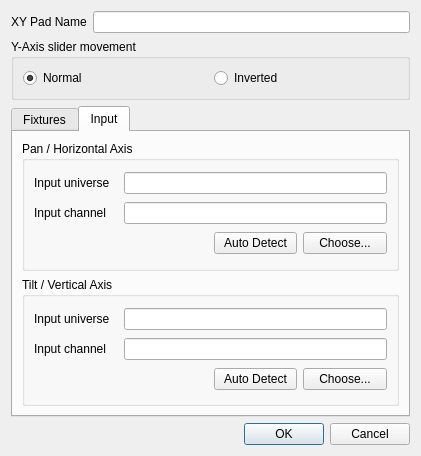
mcallegari/qlcplus, file ui/src/virtualconsole/vcxypadproperties.ui: the form before one commit.
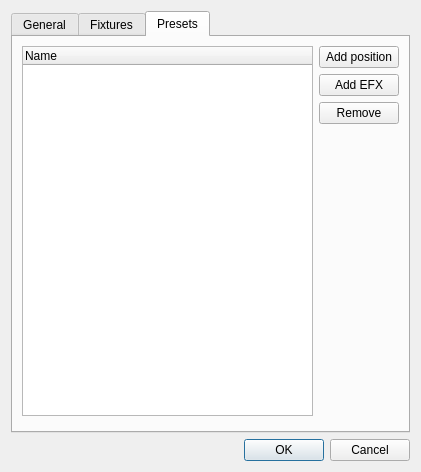
The form after the commit. The open tabs and pages were chosen to show the change. Icons and pictures are not drawn.

Commit message:
VC XYPad: Introduced presets, including the usage of existing EFX
Here's the bomb !
Still have to hook some external controls, finish some tests and write the documentation

The edit to the form file:
```diff
--- a/ui/src/virtualconsole/vcxypadproperties.ui
+++ b/ui/src/virtualconsole/vcxypadproperties.ui
@@ -7,18 +7,142 @@
     <x>0</x>
     <y>0</y>
     <width>421</width>
-    <height>456</height>
+    <height>472</height>
    </rect>
   </property>
   <property name="windowTitle">
    <string>XY Pad Properties</string>
   </property>
   <layout class="QGridLayout" name="gridLayout_2">
-   <item row="2" column="0" colspan="2">
+   <item row="2" column="0">
+    <widget class="QDialogButtonBox" name="m_buttonBox">
+     <property name="orientation">
+      <enum>Qt::Horizontal</enum>
+     </property>
+     <property name="standardButtons">
+      <set>QDialogButtonBox::Cancel|QDialogButtonBox::Ok</set>
+     </property>
+    </widget>
+   </item>
+   <item row="1" column="0">
     <widget class="QTabWidget" name="m_tab">
      <property name="currentIndex">
       <number>0</number>
      </property>
+     <widget class="QWidget" name="general">
+      <attribute name="title">
+       <string>General</string>
+      </attribute>
+      <layout class="QGridLayout" name="gridLayout_5">
+       <item row="2" column="0" colspan="2">
+        <widget class="QFrame" name="frame">
+         <property name="frameShape">
+          <enum>QFrame::NoFrame</enum>
+         </property>
+         <property name="frameShadow">
+          <enum>QFrame::Raised</enum>
+         </property>
+         <layout class="QVBoxLayout" name="verticalLayout_3">
+          <property name="leftMargin">
+           <number>0</number>
+          </property>
+          <property name="topMargin">
+           <number>0</number>
+          </property>
+          <property name="rightMargin">
+           <number>0</number>
+          </property>
+          <property name="bottomMargin">
+           <number>0</number>
+          </property>
+          <item>
+           <layout class="QVBoxLayout" name="m_panInputLayout"/>
+          </item>
+         </layout>
+        </widget>
+       </item>
+       <item row="4" column="0" colspan="2">
+        <spacer name="verticalSpacer_2">
+         <property name="orientation">
+          <enum>Qt::Vertical</enum>
+         </property>
+         <property name="sizeHint" stdset="0">
+          <size>
+           <width>20</width>
+           <height>40</height>
+          </size>
+         </property>
+        </spacer>
+       </item>
+       <item row="0" column="0">
+        <widget class="QLabel" name="m_nameLabel">
+         <property name="text">
+          <string>XY Pad Name</string>
+         </property>
+        </widget>
+       </item>
+       <item row="0" column="1">
+        <widget class="QLineEdit" name="m_nameEdit">
+         <property name="toolTip">
+          <string>The name of this XY Pad</string>
+         </property>
+        </widget>
+       </item>
+       <item row="1" column="0" colspan="2">
+        <widget class="QGroupBox" name="groupBox_3">
+         <property name="title">
+          <string>Y-Axis slider movement</string>
+         </property>
+         <layout class="QHBoxLayout" name="horizontalLayout">
+          <item>
+           <widget class="QRadioButton" name="m_YNormalRadio">
+            <property name="text">
+             <string>Normal</string>
+            </property>
+            <property name="checked">
+             <bool>true</bool>
+            </property>
+           </widget>
+          </item>
+          <item>
+           <widget class="QRadioButton" name="m_YInvertedRadio">
+            <property name="text">
+             <string>Inverted</string>
+            </property>
+           </widget>
+          </item>
+         </layout>
+        </widget>
+       </item>
+       <item row="3" column="0" colspan="2">
+        <widget class="QFrame" name="frame_2">
+         <property name="frameShape">
+          <enum>QFrame::NoFrame</enum>
+         </property>
+         <property name="frameShadow">
+          <enum>QFrame::Raised</enum>
+         </property>
+         <layout class="QVBoxLayout" name="verticalLayout_4">
+          <property name="leftMargin">
+           <number>0</number>
+          </property>
+          <property name="topMargin">
+           <number>0</number>
+          </property>
+          <property name="rightMargin">
+           <number>0</number>
+          </property>
+          <property name="bottomMargin">
+           <number>0</number>
+          </property>
+          <item>
+           <layout class="QVBoxLayout" name="m_tiltInputLayout"/>
+          </item>
+         </layout>
+        </widget>
+       </item>
+      </layout>
+     </widget>
      <widget class="QWidget" name="fixtures">
       <attribute name="title">
        <string>Fixtures</string>
@@ -144,197 +268,109 @@
      </widget>
      <widget class="QWidget" name="input">
       <attribute name="title">
-       <string>Input</string>
+       <string>Presets</string>
       </attribute>
-      <layout class="QVBoxLayout" name="verticalLayout">
-       <item>
-        <widget class="QGroupBox" name="groupBox">
-         <property name="title">
-          <string>Pan / Horizontal Axis</string>
-         </property>
-         <layout class="QGridLayout" name="gridLayout_3">
-          <item row="0" column="0">
-           <widget class="QLabel" name="m_panUniverseLabel">
+      <layout class="QGridLayout" name="gridLayout_4">
+       <item row="0" column="0">
+        <layout class="QGridLayout" name="gridLayout_3">
+         <item row="0" column="0">
+          <widget class="QTreeWidget" name="m_presetsTree">
+           <property name="rootIsDecorated">
+            <bool>false</bool>
+           </property>
+           <property name="itemsExpandable">
+            <bool>false</bool>
+           </property>
+           <column>
             <property name="text">
-             <string>Input universe</string>
+             <string>Name</string>
             </property>
-           </widget>
-          </item>
-          <item row="0" column="1" colspan="3">
-           <widget class="QLineEdit" name="m_panUniverseEdit">
-            <property name="readOnly">
-             <bool>true</bool>
+           </column>
+          </widget>
+         </item>
+         <item row="0" column="1">
+          <layout class="QVBoxLayout" name="m_presetLayout">
+           <item>
+            <widget class="QPushButton" name="m_addPositionButton">
+             <property name="text">
+              <string>Add position</string>
+             </property>
+             <property name="icon">
+              <iconset resource="../qlcui.qrc">
+               <normaloff>:/xypad.png</normaloff>:/xypad.png</iconset>
+             </property>
+            </widget>
+           </item>
+           <item>
+            <widget class="QPushButton" name="m_addEfxButton">
+             <property name="text">
+              <string>Add EFX</string>
+             </property>
+             <property name="icon">
+              <iconset resource="../qlcui.qrc">
+               <normaloff>:/efx.png</normaloff>:/efx.png</iconset>
+             </property>
+            </widget>
+           </item>
+           <item>
+            <widget class="QPushButton" name="m_removePresetButton">
+             <property name="text">
+              <string>Remove</string>
+             </property>
+             <property name="icon">
+              <iconset resource="../../../resources/icons/svg/svgicons.qrc">
+               <normaloff>:/remove.svg</normaloff>:/remove.svg</iconset>
+             </property>
+            </widget>
+           </item>
+           <item>
+            <spacer name="verticalSpacer_3">
+             <property name="orientation">
+              <enum>Qt::Vertical</enum>
+             </property>
+             <property name="sizeHint" stdset="0">
+              <size>
+               <width>20</width>
+               <height>40</height>
+              </size>
+             </property>
+            </spacer>
+           </item>
+          </layout>
+         </item>
+         <item row="1" column="0" colspan="2">
+          <widget class="QFrame" name="frame_3">
+           <property name="frameShape">
+            <enum>QFrame::NoFrame</enum>
+           </property>
+           <property name="frameShadow">
+            <enum>QFrame::Raised</enum>
+           </property>
+           <layout class="QVBoxLayout" name="verticalLayout_2">
+            <property name="leftMargin">
+             <number>0</number>
             </property>
-           </widget>
-          </item>
-          <item row="1" column="0">
-           <widget class="QLabel" name="m_panChannelLabel">
-            <property name="text">
-             <string>Input channel</string>
+            <property name="topMargin">
+             <number>0</number>
             </property>
-           </widget>
-          </item>
-          <item row="1" column="1" colspan="3">
-           <widget class="QLineEdit" name="m_panChannelEdit">
-            <property name="readOnly">
-             <bool>true</bool>
+            <property name="rightMargin">
+             <number>0</number>
             </property>
-           </widget>
-          </item>
-          <item row="2" column="0" colspan="2">
-           <spacer name="horizontalSpacer">
-            <property name="orientation">
-             <enum>Qt::Horizontal</enum>
+            <property name="bottomMargin">
+             <number>0</number>
             </property>
-            <property name="sizeHint" stdset="0">
-             <size>
-              <width>170</width>
-              <height>20</height>
-             </size>
-            </property>
-           </spacer>
-          </item>
-          <item row="2" column="2">
-           <widget class="QPushButton" name="m_panAutoDetectButton">
-            <property name="text">
-             <string>Auto Detect</string>
-            </property>
-            <property name="checkable">
-             <bool>true</bool>
-            </property>
-           </widget>
-          </item>
-          <item row="2" column="3">
-           <widget class="QPushButton" name="m_panChooseButton">
-            <property name="text">
-             <string>Choose...</string>
-            </property>
-           </widget>
-          </item>
-         </layout>
-        </widget>
-       </item>
-       <item>
-        <widget class="QGroupBox" name="groupBox_2">
-         <property name="title">
-          <string>Tilt / Vertical Axis</string>
-         </property>
-         <layout class="QGridLayout" name="gridLayout_4">
-          <item row="0" column="0">
-           <widget class="QLabel" name="m_tiltUniverseLabel">
-            <property name="text">
-             <string>Input universe</string>
-            </property>
-           </widget>
-          </item>
-          <item row="0" column="1" colspan="3">
-           <widget class="QLineEdit" name="m_tiltUniverseEdit">
-            <property name="readOnly">
-             <bool>true</bool>
-            </property>
-           </widget>
-          </item>
-          <item row="1" column="0">
-           <widget class="QLabel" name="m_tiltChannelLabel">
-            <property name="text">
-             <string>Input channel</string>
-            </property>
-           </widget>
-          </item>
-          <item row="1" column="1" colspan="3">
-           <widget class="QLineEdit" name="m_tiltChannelEdit">
-            <property name="readOnly">
-             <bool>true</bool>
-            </property>
-           </widget>
-          </item>
-          <item row="2" column="0" colspan="2">
-           <spacer name="horizontalSpacer_2">
-            <property name="orientation">
-             <enum>Qt::Horizontal</enum>
-            </property>
-            <property name="sizeHint" stdset="0">
-             <size>
-              <width>158</width>
-              <height>20</height>
-             </size>
-            </property>
-           </spacer>
-          </item>
-          <item row="2" column="2">
-           <widget class="QPushButton" name="m_tiltAutoDetectButton">
-            <property name="text">
-             <string>Auto Detect</string>
-            </property>
-            <property name="checkable">
-             <bool>true</bool>
-            </property>
-           </widget>
-          </item>
-          <item row="2" column="3">
-           <widget class="QPushButton" name="m_tiltChooseButton">
-            <property name="text">
-             <string>Choose...</string>
-            </property>
-           </widget>
-          </item>
-         </layout>
-        </widget>
+            <item>
+             <layout class="QVBoxLayout" name="m_presetInputLayout"/>
+            </item>
+           </layout>
+          </widget>
+         </item>
+        </layout>
        </item>
       </layout>
      </widget>
     </widget>
    </item>
-   <item row="3" column="0" colspan="2">
-    <widget class="QDialogButtonBox" name="m_buttonBox">
-     <property name="orientation">
-      <enum>Qt::Horizontal</enum>
-     </property>
-     <property name="standardButtons">
-      <set>QDialogButtonBox::Cancel|QDialogButtonBox::Ok</set>
-     </property>
-    </widget>
-   </item>
-   <item row="0" column="0">
-    <widget class="QLabel" name="m_nameLabel">
-     <property name="text">
-      <string>XY Pad Name</string>
-     </property>
-    </widget>
-   </item>
-   <item row="0" column="1">
-    <widget class="QLineEdit" name="m_nameEdit">
-     <property name="toolTip">
-      <string>The name of this XY Pad</string>
-     </property>
-    </widget>
-   </item>
-   <item row="1" column="0" colspan="2">
-    <widget class="QGroupBox" name="groupBox_3">
-     <property name="title">
-      <string>Y-Axis slider movement</string>
-     </property>
-     <layout class="QHBoxLayout" name="horizontalLayout">
-      <item>
-       <widget class="QRadioButton" name="m_YNormalRadio">
-        <property name="text">
-         <string>Normal</string>
-        </property>
-        <property name="checked">
-         <bool>true</bool>
-        </property>
-       </widget>
-      </item>
-      <item>
-       <widget class="QRadioButton" name="m_YInvertedRadio">
-        <property name="text">
-         <string>Inverted</string>
-        </property>
-       </widget>
-      </item>
-     </layout>
-    </widget>
-   </item>
   </layout>
  </widget>
  <resources>
```
Left out of the diff: 67 changed lines with no effect on the pictures. The commit also changes 17 other files.
